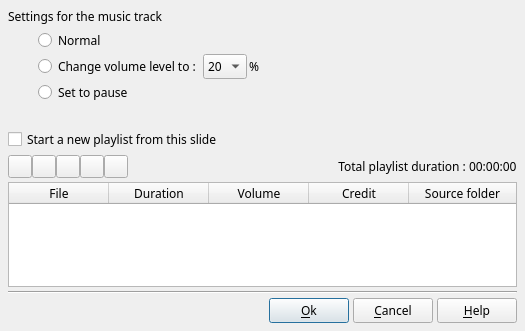
boenki/ffdiaporama, file src/ffDiaporama/DlgMusic/DlgMusicProperties.ui: the form before one commit.
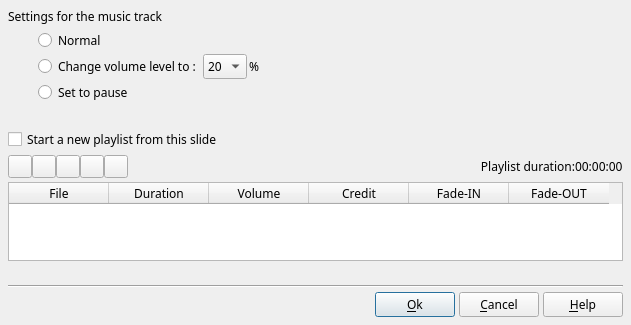
The form after the commit. Icons and pictures are not drawn.

Commit message: Bug fixes:     -Fixed a problem shifting axes for 2 LUMA clock     -Fixed a problem reading the sound that was not to the end with some MP3 files     -Fixed bugs in the management of fade-in/fade-out

The edit to the form file:
```diff
--- a/src/ffDiaporama/DlgMusic/DlgMusicProperties.ui
+++ b/src/ffDiaporama/DlgMusic/DlgMusicProperties.ui
@@ -6,8 +6,8 @@
    <rect>
     <x>0</x>
     <y>0</y>
-    <width>525</width>
-    <height>331</height>
+    <width>631</width>
+    <height>325</height>
    </rect>
   </property>
   <property name="minimumSize">
@@ -292,8 +292,14 @@
      </item>
      <item>
       <widget class="QLabel" name="Label1">
+       <property name="sizePolicy">
+        <sizepolicy hsizetype="Expanding" vsizetype="Preferred">
+         <horstretch>0</horstretch>
+         <verstretch>0</verstretch>
+        </sizepolicy>
+       </property>
        <property name="text">
-        <string>Total playlist duration : </string>
+        <string>Playlist duration:</string>
        </property>
        <property name="alignment">
         <set>Qt::AlignRight|Qt::AlignTrailing|Qt::AlignVCenter</set>
@@ -351,7 +357,7 @@
       <number>0</number>
      </property>
      <attribute name="horizontalHeaderStretchLastSection">
-      <bool>true</bool>
+      <bool>false</bool>
      </attribute>
      <attribute name="verticalHeaderVisible">
       <bool>false</bool>
@@ -375,6 +381,9 @@
         <pointsize>9</pointsize>
        </font>
       </property>
+      <property name="textAlignment">
+       <set>AlignHCenter|AlignVCenter|AlignCenter</set>
+      </property>
      </column>
      <column>
       <property name="text">
@@ -385,6 +394,9 @@
         <pointsize>9</pointsize>
        </font>
       </property>
+      <property name="textAlignment">
+       <set>AlignHCenter|AlignVCenter|AlignCenter</set>
+      </property>
      </column>
      <column>
       <property name="text">
@@ -396,14 +408,36 @@
      </column>
      <column>
       <property name="text">
-       <string>Source folder</string>
+       <string>Fade-IN</string>
       </property>
-      <property name="font">
-       <font>
-        <pointsize>9</pointsize>
-       </font>
+      <property name="textAlignment">
+       <set>AlignHCenter|AlignVCenter|AlignCenter</set>
       </property>
      </column>
+     <column>
+      <property name="text">
+       <string>Fade-OUT</string>
+      </property>
+      <property name="textAlignment">
+       <set>AlignHCenter|AlignVCenter|AlignCenter</set>
+      </property>
+     </column>
+    </widget>
+   </item>
+   <item>
+    <widget class="QLabel" name="FilePath">
+     <property name="sizePolicy">
+      <sizepolicy hsizetype="Expanding" vsizetype="Preferred">
+       <horstretch>0</horstretch>
+       <verstretch>0</verstretch>
+      </sizepolicy>
+     </property>
+     <property name="text">
+      <string notr="true">&lt;filepath&gt;</string>
+     </property>
+     <property name="wordWrap">
+      <bool>true</bool>
+     </property>
     </widget>
    </item>
    <item>
```
The commit also changes 92 other files.
